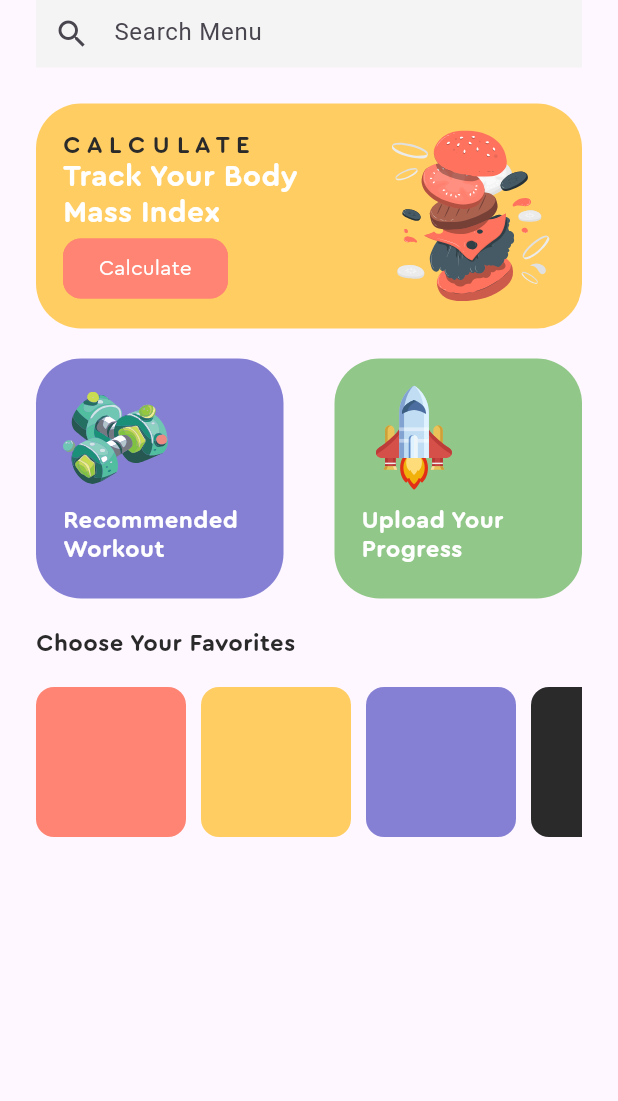
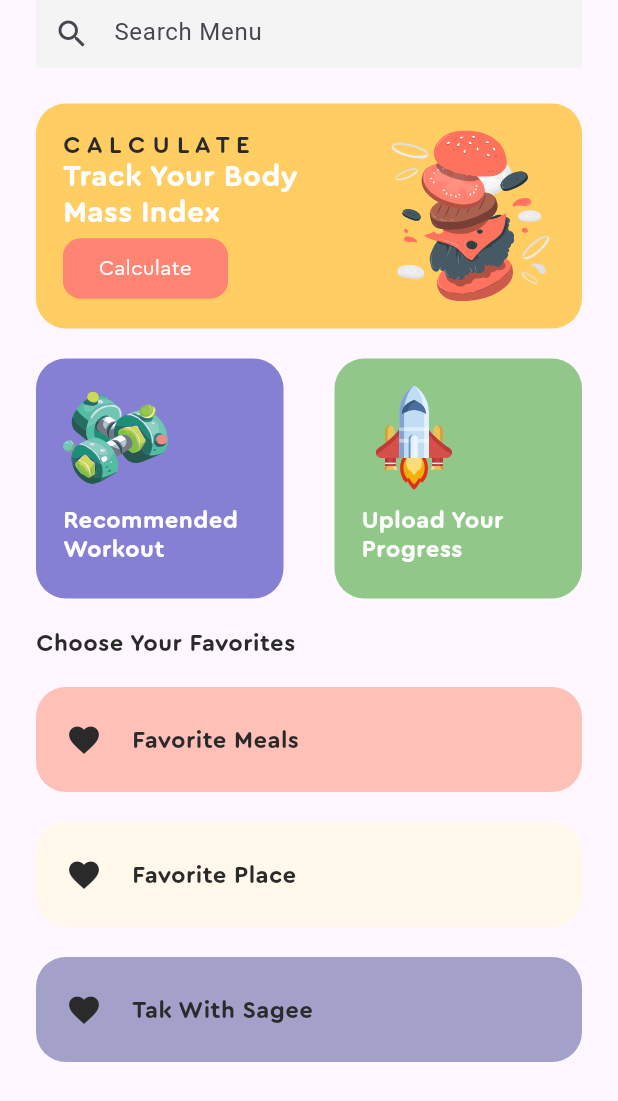
Before and after one commit to itsMallix/Slimsage, a Flutter app: the HomeScreen screen opened directly, on a phone screen of 412 x 824 dp. Shown: the top 1101 px of the screen. Run offline on Flutter 3.47's test engine with Material 2 defaults, Android fonts, the phone set to English and light mode, and no system bars; our stand-ins replace cloud_firestore, dio, firebase_auth, firebase_core, flutter_svg, geolocator and 3 more; accounts and stored records are empty.

Commit message:
docs : add file miniproject

```diff
--- a/lib/components/screen_bmi_calcullator/widget_gender.dart
+++ b/lib/components/screen_bmi_calcullator/widget_gender.dart
@@ -296,6 +296,7 @@ class _GenderWidgetState extends State<GenderWidget> {
           GestureDetector(
             onTap: () {
               navigateToResult(12.0);
+              setState(() {});
             },
             child: Container(
               height: 50,
@@ -332,5 +333,6 @@ class _GenderWidgetState extends State<GenderWidget> {
         ),
       ),
     );
+    setState(() {});
   }
 }
--- a/lib/components/theme.dart
+++ b/lib/components/theme.dart
@@ -11,10 +11,10 @@ class DesignSystem {
   static const Color mainYellow = Color(0xffFFCD62);
   static const Color secondYellow = Color(0xffFFF8EB);
 
+  static const Color black = Color(0xff2a2a2a);
   static const Color white = Color(0xffFFFFFF);
-  static const Color black = Color(0xff2a2a2a);
+  static const Color maingrey = Color(0xff999999);
   static const Color grey = Color(0xffF4F4F4);
-  static const Color maingrey = Color(0xff999999);
 
   static const TextTheme textTheme = TextTheme(
     headlineLarge: headlineLarge,
--- a/lib/main.dart
+++ b/lib/main.dart
@@ -26,7 +26,7 @@ class MyApp extends StatelessWidget {
       ],
       child: MaterialApp(
         debugShowCheckedModeBanner: false,
-        title: 'Flutter SlimSage',
+        title: 'SlimSage',
         theme: ThemeData(
           useMaterial3: true,
         ),
--- a/lib/models/bmi_calcullator/counter_bmi.dart
+++ b/lib/models/bmi_calcullator/counter_bmi.dart
@@ -1,4 +1,3 @@
-import 'dart:async';
 import 'dart:math';
 
 class CalculateBmi {
--- a/lib/views/screen_boarding/screen_boarding.dart
+++ b/lib/views/screen_boarding/screen_boarding.dart
@@ -172,8 +172,8 @@ final List<Onboard> onboardData = [
   ),
   Onboard(
     image: "assets/images/onBoarding/onBoarding_2.png",
-    title: "Welcome to",
-    description: "SlimSage to slim your body to be a person sage :v",
+    title: "Welcome to Slimsage",
+    description: "SlimSage to slim your body to be a person sage",
   ),
 ];
 
--- a/lib/views/screen_home/screen_home.dart
+++ b/lib/views/screen_home/screen_home.dart
@@ -38,7 +38,7 @@ class _HomeScreenState extends State<HomeScreen> {
               Container(
                 decoration: BoxDecoration(
                     color: DesignSystem.mainYellow,
-                    borderRadius: BorderRadius.circular(30)),
+                    borderRadius: BorderRadius.circular(20)),
                 height: 150,
                 width: double.infinity,
                 child: Padding(
@@ -118,7 +118,7 @@ class _HomeScreenState extends State<HomeScreen> {
                       width: 165,
                       decoration: BoxDecoration(
                         color: DesignSystem.mainBlue,
-                        borderRadius: BorderRadius.circular(30),
+                        borderRadius: BorderRadius.circular(20),
                       ),
                       child: Padding(
                         padding: const EdgeInsets.all(18.0),
@@ -157,7 +157,7 @@ class _HomeScreenState extends State<HomeScreen> {
                       width: 165,
                       decoration: BoxDecoration(
                         color: DesignSystem.mainGreen,
-                        borderRadius: BorderRadius.circular(30),
+                        borderRadius: BorderRadius.circular(20),
                       ),
                       child: Padding(
                         padding: const EdgeInsets.all(18.0),
@@ -192,58 +192,127 @@ class _HomeScreenState extends State<HomeScreen> {
                 ),
               ),
               const SizedBox(height: 20),
-              SizedBox(
-                height: 100,
-                child: ListView(
-                  scrollDirection: Axis.horizontal,
-                  children: <Widget>[
-                    Container(
-                      width: 100,
-                      height: 70,
-                      decoration: BoxDecoration(
-                        borderRadius: BorderRadius.circular(12),
-                        color: DesignSystem.mainRed,
-                      ),
-                    ),
-                    const SizedBox(width: 10),
-                    Container(
-                      width: 100,
-                      height: 70,
-                      decoration: BoxDecoration(
-                        borderRadius: BorderRadius.circular(12),
-                        color: DesignSystem.mainYellow,
-                      ),
-                    ),
-                    const SizedBox(width: 10),
-                    Container(
-                      width: 100,
-                      height: 70,
-                      decoration: BoxDecoration(
-                        borderRadius: BorderRadius.circular(12),
-                        color: DesignSystem.mainBlue,
-                      ),
-                    ),
-                    const SizedBox(width: 10),
-                    Container(
-                      width: 100,
-                      height: 70,
-                      decoration: BoxDecoration(
-                        borderRadius: BorderRadius.circular(12),
-                        color: DesignSystem.black,
-                      ),
-                    ),
-                    const SizedBox(width: 10),
-                    Container(
-                      width: 100,
-                      height: 70,
-                      decoration: BoxDecoration(
-                        borderRadius: BorderRadius.circular(12),
-                        color: DesignSystem.mainRed,
-                      ),
-                    ),
-                  ],
+              GestureDetector(
+                onTap: () {},
+                child: Container(
+                  height: 70,
+                  width: double.infinity,
+                  decoration: BoxDecoration(
+                    borderRadius: BorderRadius.circular(20),
+                    color: DesignSystem.secondRed,
+                  ),
+                  child: const Row(
+                    children: [
+                      SizedBox(width: 20),
+                      Icon(Icons.favorite, color: DesignSystem.black),
+                      SizedBox(width: 20),
+                      Text(
+                        "Favorite Meals",
+                        style: DesignSystem.headlineSmall,
+                      )
+                    ],
+                  ),
                 ),
               ),
+              const SizedBox(height: 20),
+              GestureDetector(
+                onTap: () {},
+                child: Container(
+                  height: 70,
+                  width: double.infinity,
+                  decoration: BoxDecoration(
+                    borderRadius: BorderRadius.circular(20),
+                    color: DesignSystem.secondYellow,
+                  ),
+                  child: const Row(
+                    children: [
+                      SizedBox(width: 20),
+                      Icon(Icons.favorite, color: DesignSystem.black),
+                      SizedBox(width: 20),
+                      Text(
+                        "Favorite Place",
+                        style: DesignSystem.headlineSmall,
+                      )
+                    ],
+                  ),
+                ),
+              ),
+              const SizedBox(height: 20),
+              GestureDetector(
+                onTap: () {},
+                child: Container(
+                  height: 70,
+                  width: double.infinity,
+                  decoration: BoxDecoration(
+                    borderRadius: BorderRadius.circular(20),
+                    color: DesignSystem.secondBlue,
+                  ),
+                  child: const Row(
+                    children: [
+                      SizedBox(width: 20),
+                      Icon(Icons.favorite, color: DesignSystem.black),
+                      SizedBox(width: 20),
+                      Text(
+                        "Tak With Sagee",
+                        style: DesignSystem.headlineSmall,
+                      )
+                    ],
+                  ),
+                ),
+              ),
+              const SizedBox(height: 20),
+              // SizedBox(
+              //   height: 100,
+              //   child: ListView(
+              //     scrollDirection: Axis.horizontal,
+              //     children: <Widget>[
+              //       Container(
+              //         width: 100,
+              //         height: 70,
+              //         decoration: BoxDecoration(
+              //           borderRadius: BorderRadius.circular(12),
+              //           color: DesignSystem.mainRed,
+              //         ),
+              //       ),
+              //       const SizedBox(width: 10),
+              //       Container(
+              //         width: 100,
+              //         height: 70,
+              //         decoration: BoxDecoration(
+              //           borderRadius: BorderRadius.circular(12),
+              //           color: DesignSystem.mainYellow,
+              //         ),
+              //       ),
+              //       const SizedBox(width: 10),
+              //       Container(
+              //         width: 100,
+              //         height: 70,
+              //         decoration: BoxDecoration(
+              //           borderRadius: BorderRadius.circular(12),
+              //           color: DesignSystem.mainBlue,
+              //         ),
+              //       ),
+              //       const SizedBox(width: 10),
+              //       Container(
+              //         width: 100,
+              //         height: 70,
+              //         decoration: BoxDecoration(
+              //           borderRadius: BorderRadius.circular(12),
+              //           color: DesignSystem.black,
+              //         ),
+              //       ),
+              //       const SizedBox(width: 10),
+              //       Container(
+              //         width: 100,
+              //         height: 70,
+              //         decoration: BoxDecoration(
+              //           borderRadius: BorderRadius.circular(12),
+              //           color: DesignSystem.mainRed,
+              //         ),
+              //       ),
+              //     ],
+              //   ),
+              // ),
             ],
           ),
         ),
```
Also changed, not shown: lib/models/openai_feature/open_ai_models.dart (added), lib/views/screen_maps/api.txt (renamed from lib/views/screen_maps/cache.txt).
